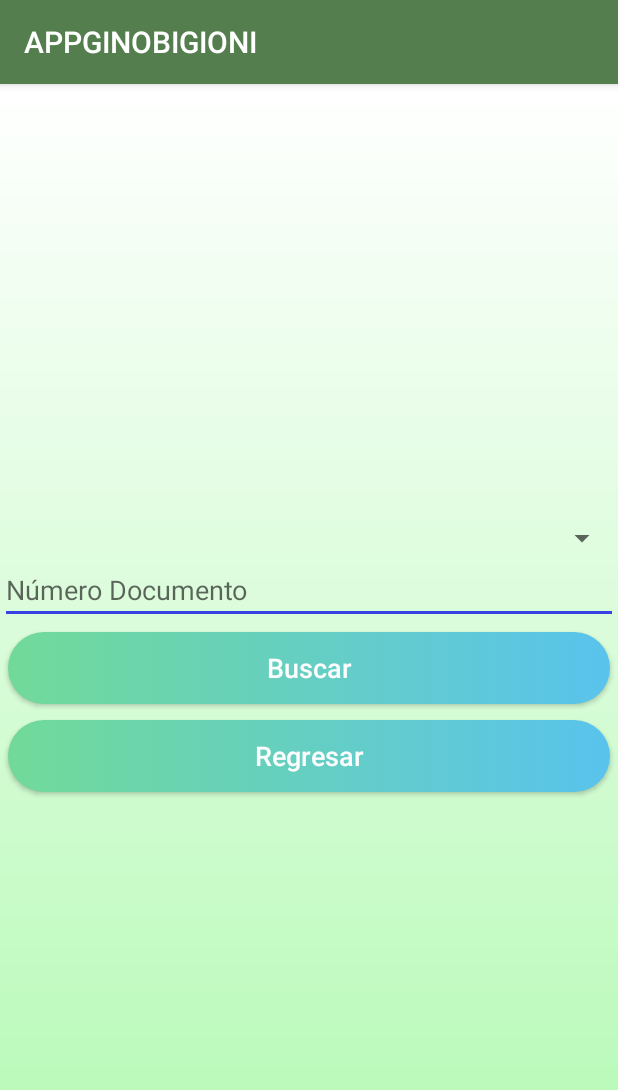
After one commit to YanOner/ComercialAPP, an Android app: the BuscarCliente screen opened directly, with no data from a screen before it, on a phone screen of 412 x 824 dp. The commit adds this screen. Shown: the top 1090 px of the screen. Run offline under Robolectric (Android 15) with nearby library versions, the phone set to English and light mode, and no system bars.

Commit message:
BUSCAR CLIENTE

```diff
--- /dev/null
+++ b/app/src/main/java/com/upc/gmt/catalogo/BuscarCliente.java
@@ -0,0 +1,15 @@
+package com.upc.gmt.catalogo;
+
+import android.support.v7.app.AppCompatActivity;
+import android.os.Bundle;
+
+import com.upc.gmt.comercialgb.R;
+
+public class BuscarCliente extends AppCompatActivity {
+
+    @Override
+    protected void onCreate(Bundle savedInstanceState) {
+        super.onCreate(savedInstanceState);
+        setContentView(R.layout.activity_buscar_cliente);
+    }
+}
--- /dev/null
+++ b/app/src/main/res/layout/activity_buscar_cliente.xml
@@ -0,0 +1,38 @@
+<?xml version="1.0" encoding="utf-8"?>
+<LinearLayout xmlns:android="http://schemas.android.com/apk/res/android"
+    xmlns:tools="http://schemas.android.com/tools"
+    android:layout_width="match_parent"
+    android:layout_height="match_parent"
+    android:gravity="center"
+    android:orientation="vertical"
+    android:background="@drawable/trial"
+    tools:context="com.upc.gmt.catalogo.DetalleCalzadoActivity">
+
+    <Spinner
+        android:id="@+id/spnTipoDoc"
+        android:layout_width="match_parent"
+        android:layout_height="wrap_content" />
+
+    <EditText
+        android:id="@+id/txtNumeroDoc"
+        style="@android:style/Widget.Material.EditText"
+        android:layout_width="match_parent"
+        android:layout_height="wrap_content"
+        android:ems="10"
+        android:hint="Número Documento"
+        android:inputType="number" />
+
+    <Button
+        android:id="@+id/btnBuscar"
+        style="@style/button_style_pedido"
+        android:layout_width="match_parent"
+        android:layout_height="wrap_content"
+        android:text="Buscar" />
+
+    <Button
+        android:id="@+id/btnRegresar"
+        style="@style/button_style_pedido"
+        android:layout_width="match_parent"
+        android:layout_height="wrap_content"
+        android:text="Regresar" />
+</LinearLayout>
--- a/app/src/main/res/layout/activity_detalle_calzado.xml
+++ b/app/src/main/res/layout/activity_detalle_calzado.xml
@@ -190,6 +190,12 @@
                 android:layout_gravity="center">
 
                 <Button
+                    android:id="@+id/btnBuscarCliente"
+                    style="@style/button_style_pedido"
+                    android:onClick="onClickBuscarCliente"
+                    android:text="BUSCAR CLIENTE" />
+
+                <Button
                     android:id="@+id/btnAgregarPedido"
                     style="@style/button_style_pedido"
                     android:onClick="onClickAgregarPedido"
```
Also changed, not shown: app/build.gradle (+10 -9 lines), app/src/main/AndroidManifest.xml (+5 -9 lines), app/src/main/java/com/upc/gmt/catalogo/DetalleCalzadoActivity.java (+7 -0 lines).
